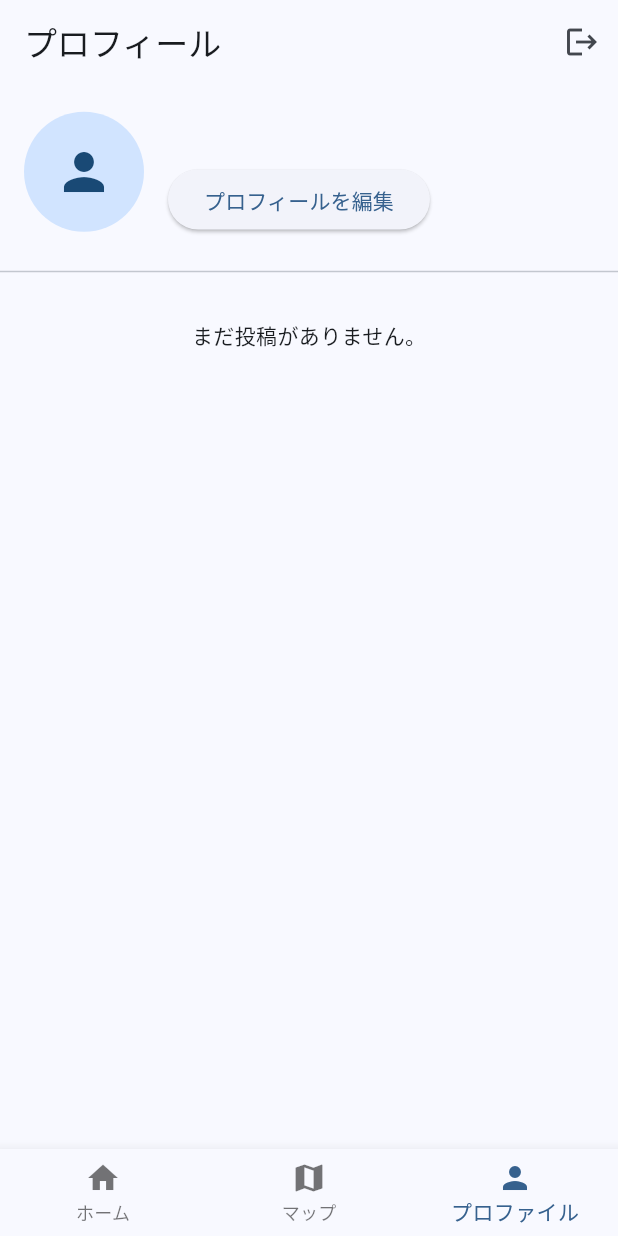
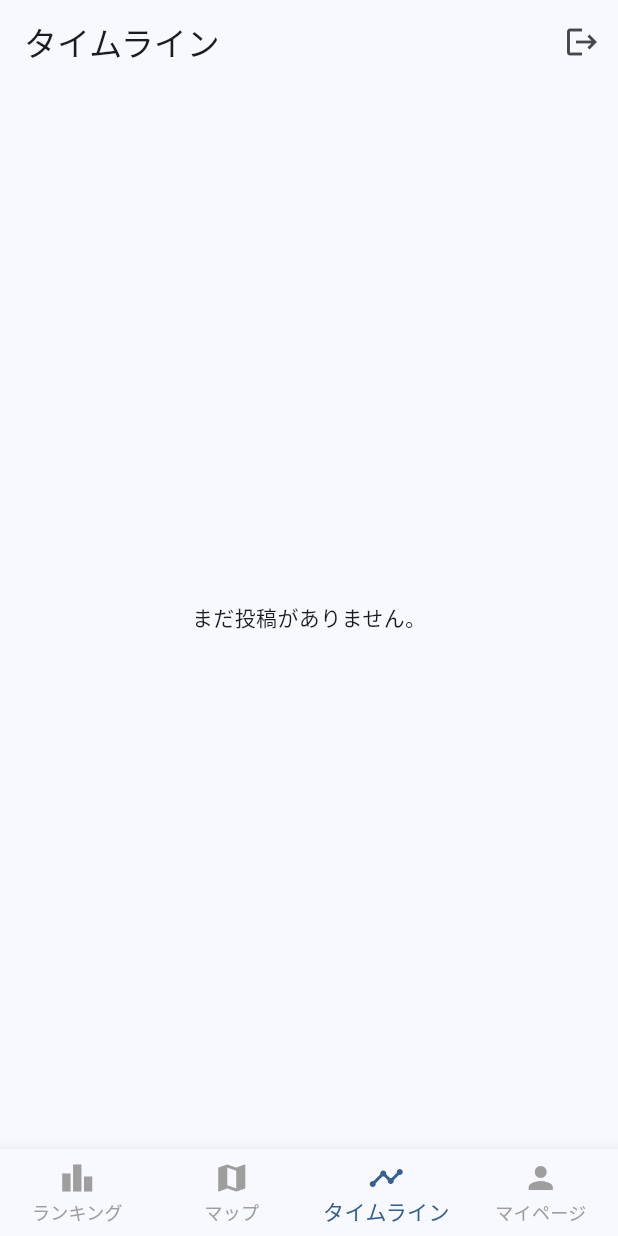
Before and after one commit to matusita0314/eging-map-app, a Flutter app: the screen it shows once a user with an empty profile is signed in, item 3 of the bottom bar chosen, on a phone screen of 412 x 824 dp. Run offline on Flutter 3.47's test engine with Material 3 defaults, Android fonts, the light colour scheme and no system bars; our stand-ins replace cloud_firestore, firebase_auth, firebase_core, firebase_storage, geolocator, google_maps_flutter and 1 more; accounts and stored records are empty.

Commit message:
refactor: Implement new 4-tab app scaffold

```diff
--- a/lib/app_scaffold.dart
+++ b/lib/app_scaffold.dart
@@ -1,7 +1,8 @@
 import 'package:flutter/material.dart';
-import 'home_page.dart';
+import 'ranking_page.dart';
+import 'timeline_page.dart';
 import 'map_page.dart';
-import 'profile_page.dart';
+import 'my_page.dart';
 import 'package:firebase_auth/firebase_auth.dart';
 
 class AppScaffold extends StatefulWidget {
@@ -13,26 +14,21 @@ class AppScaffold extends StatefulWidget {
 
 class _AppScaffoldState extends State<AppScaffold> {
   int _selectedIndex = 0;
-
-  // ログインしているユーザー情報を取得
   final _user = FirebaseAuth.instance.currentUser!;
-
-  // _pagesリストをStateの中に移動し、動的に生成するように変更
   late final List<Widget> _pages;
 
   @override
   void initState() {
     super.initState();
-    // ページリストを初期化
+    // 新しいページ構成
     _pages = <Widget>[
-      const HomePage(),
+      const RankingPage(),
       const MapPage(),
-      // ProfilePageに、ログインしている自分のユーザーIDを渡す
-      ProfilePage(userId: _user.uid),
+      const TimelinePage(),
+      MyPage(userId: _user.uid),
     ];
   }
 
-  // タブがタップされたときに呼ばれるメソッド
   void _onItemTapped(int index) {
     setState(() {
       _selectedIndex = index;
@@ -42,18 +38,35 @@ class _AppScaffoldState extends State<AppScaffold> {
   @override
   Widget build(BuildContext context) {
     return Scaffold(
-      // メインのコンテンツ表示部分
       body: _pages.elementAt(_selectedIndex),
-      // 下部のナビゲーションバー
       bottomNavigationBar: BottomNavigationBar(
-        // タブのアイテムリスト
+        // 新しいタブのアイテムリスト
         items: const <BottomNavigationBarItem>[
-          BottomNavigationBarItem(icon: Icon(Icons.home), label: 'ホーム'),
-          BottomNavigationBarItem(icon: Icon(Icons.map), label: 'マップ'),
-          BottomNavigationBarItem(icon: Icon(Icons.person), label: 'プロファイル'),
+          BottomNavigationBarItem(
+            icon: Icon(Icons.leaderboard),
+            label: 'ランキング',
+          ),
+          BottomNavigationBarItem(
+            icon: Icon(Icons.map),
+            label: 'マップ',
+          ),
+          BottomNavigationBarItem(
+            icon: Icon(Icons.timeline),
+            label: 'タイムライン',
+          ),
+          BottomNavigationBarItem(
+            icon: Icon(Icons.person),
+            label: 'マイページ',
+          ),
         ],
-        currentIndex: _selectedIndex, // 現在選択されているタブ
-        onTap: _onItemTapped, // タップされたときの処理
+        currentIndex: _selectedIndex,
+        onTap: _onItemTapped,
+        // タブが多くなったので、タイプをfixedに設定
+        type: BottomNavigationBarType.fixed,
+        // 選択されていないアイテムの色も指定
+        unselectedItemColor: Colors.grey,
+        // 選択されているアイテムの色を指定
+        selectedItemColor: Theme.of(context).primaryColor,
       ),
     );
   }
--- a/lib/profile_page.dart
+++ b/lib/my_page.dart
@@ -6,15 +6,15 @@ import 'post_detail_sheet.dart';
 import 'post_model.dart';
 import 'edit_profile_page.dart'; // プロフィール編集ページをインポート
 
-class ProfilePage extends StatefulWidget {
+class MyPage extends StatefulWidget {
   final String userId;
-  const ProfilePage({super.key, required this.userId});
+  const MyPage({super.key, required this.userId});
 
   @override
-  State<ProfilePage> createState() => _ProfilePageState();
+  State<MyPage> createState() => _MyPageState();
 }
 
-class _ProfilePageState extends State<ProfilePage> {
+class _MyPageState extends State<MyPage> {
   final _currentUser = FirebaseAuth.instance.currentUser!;
 
   // フォローしているかどうかを管理する状態変数
--- /dev/null
+++ b/lib/ranking_page.dart
@@ -0,0 +1,16 @@
+import 'package:flutter/material.dart';
+import 'common_app_bar.dart';
+
+class RankingPage extends StatelessWidget {
+  const RankingPage({super.key});
+
+  @override
+  Widget build(BuildContext context) {
+    return Scaffold(
+      appBar: CommonAppBar(title: 'ランキング'),
+      body: const Center(
+        child: Text('ランキング画面'),
+      ),
+    );
+  }
+}
--- a/lib/home_page.dart
+++ b/lib/timeline_page.dart
@@ -2,49 +2,41 @@ import 'package:cloud_firestore/cloud_firestore.dart';
 import 'package:flutter/material.dart';
 import 'package:intl/intl.dart';
 import 'common_app_bar.dart';
-import 'post_model.dart'; // Postモデルをインポート
-import 'profile_page.dart'; // ProfilePageをインポート
+import 'post_model.dart';
+import 'my_page.dart'; // my_page.dartをインポート
 import 'package:firebase_auth/firebase_auth.dart';
 import 'comment_page.dart';
 
-class HomePage extends StatelessWidget {
-  const HomePage({super.key});
+// ▼▼▼ クラス名をHomePageからTimelinePageに変更 ▼▼▼
+class TimelinePage extends StatelessWidget {
+  const TimelinePage({super.key});
 
   @override
   Widget build(BuildContext context) {
     return Scaffold(
       appBar: CommonAppBar(title: 'タイムライン'),
-      // StreamBuilderを使って、Firestoreの投稿をリアルタイムで表示
       body: StreamBuilder<QuerySnapshot>(
-        // 'posts'コレクションを'createdAt'フィールドの降順（新しい順）で監視
         stream: FirebaseFirestore.instance
             .collection('posts')
             .orderBy('createdAt', descending: true)
             .snapshots(),
         builder: (context, snapshot) {
-          // データ取得中のローディング表示
           if (snapshot.connectionState == ConnectionState.waiting) {
             return const Center(child: CircularProgressIndicator());
           }
-          // エラーが発生した場合の表示
           if (snapshot.hasError) {
             return Center(child: Text('エラー: ${snapshot.error}'));
           }
-          // データがまだない場合の表示
           if (!snapshot.hasData || snapshot.data!.docs.isEmpty) {
             return const Center(child: Text('まだ投稿がありません。'));
           }
 
-          // 取得したドキュメントのリスト
           final docs = snapshot.data!.docs;
 
-          // ListView.builderで、スクロール可能な投稿リストを作成
           return ListView.builder(
             itemCount: docs.length,
             itemBuilder: (context, index) {
-              // 各ドキュメントをPostモデルに変換
               final post = Post.fromFirestore(docs[index]);
-              // 投稿カードウィジェットを返す
               return _PostCard(post: post);
             },
           );
@@ -54,10 +46,9 @@ class HomePage extends StatelessWidget {
   }
 }
 
-// 投稿一つ分を表示するための、プライベートなカードウィジェット
+// _PostCardウィジェットは変更なし
 class _PostCard extends StatefulWidget {
   final Post post;
-
   const _PostCard({required this.post});
 
   @override
@@ -65,23 +56,17 @@ class _PostCard extends StatefulWidget {
 }
 
 class _PostCardState extends State<_PostCard> {
-  // いいねの状態を管理する変数
   bool _isLiked = false;
-  // いいねの数を管理する変数
   int _likeCount = 0;
-  // 現在のユーザー情報
   final _currentUser = FirebaseAuth.instance.currentUser!;
 
   @override
   void initState() {
     super.initState();
-    // 初期状態として、投稿のいいね数をセット
     _likeCount = widget.post.likeCount;
-    // 自分が既にいいねしているかチェック
     _checkIfLiked();
   }
 
-  // 自分が既にいいねしているかチェックするメソッド
   Future<void> _checkIfLiked() async {
     final doc = await FirebaseFirestore.instance
         .collection('posts')
@@ -96,9 +81,7 @@ class _PostCardState extends State<_PostCard> {
     }
   }
 
-  // いいね処理を実行するメソッド
   Future<void> _handleLike() async {
-    // 状態を先に画面に反映させる（UIの応答性を良くするため）
     setState(() {
       if (_isLiked) {
         _likeCount--;
@@ -109,18 +92,15 @@ class _PostCardState extends State<_PostCard> {
       }
     });
 
-    // Firestoreの更新処理
     final postRef = FirebaseFirestore.instance
         .collection('posts')
         .doc(widget.post.id);
     final likeRef = postRef.collection('likes').doc(_currentUser.uid);
 
     if (_isLiked) {
-      // いいねする場合
       await likeRef.set({'likedAt': Timestamp.now()});
       await postRef.update({'likeCount': FieldValue.increment(1)});
     } else {
-      // いいねを取り消す場合
       await likeRef.delete();
       await postRef.update({'likeCount': FieldValue.increment(-1)});
     }
@@ -130,18 +110,14 @@ class _PostCardState extends State<_PostCard> {
   Widget build(BuildContext context) {
     return Card(
       margin: const EdgeInsets.symmetric(horizontal: 8.0, vertical: 4.0),
-      elevation: 2,
       child: Column(
         crossAxisAlignment: CrossAxisAlignment.start,
         children: [
-          // ユーザー情報（アイコンと名前）
           GestureDetector(
             onTap: () {
-              // タップされたら、その投稿のユーザーIDを渡してプロフィール画面に移動
               Navigator.of(context).push(
                 MaterialPageRoute(
-                  // ▼▼▼ ここを修正 ▼▼▼
-                  builder: (context) => ProfilePage(userId: widget.post.userId),
+                  builder: (context) => MyPage(userId: widget.post.userId),
                 ),
               );
             },
@@ -150,18 +126,15 @@ class _PostCardState extends State<_PostCard> {
               child: Row(
                 children: [
                   CircleAvatar(
-                    // ▼▼▼ ここを修正 ▼▼▼
                     backgroundImage: widget.post.userPhotoUrl.isNotEmpty
                         ? NetworkImage(widget.post.userPhotoUrl)
                         : null,
-                    // ▼▼▼ ここを修正 ▼▼▼
                     child: widget.post.userPhotoUrl.isEmpty
                         ? const Icon(Icons.person)
                         : null,
                   ),
                   const SizedBox(width: 8),
                   Text(
-                    // ▼▼▼ ここを修正 ▼▼▼
                     widget.post.userName,
                     style: const TextStyle(fontWeight: FontWeight.bold),
                   ),
@@ -169,21 +142,17 @@ class _PostCardState extends State<_PostCard> {
               ),
             ),
           ),
-          // 投稿画像
           Image.network(
-            // ▼▼▼ ここを修正 ▼▼▼
             widget.post.imageUrl,
             width: double.infinity,
             height: 300,
             fit: BoxFit.cover,
           ),
-          // 釣果情報といいねボタン
           Padding(
             padding: const EdgeInsets.all(12.0),
             child: Column(
               crossAxisAlignment: CrossAxisAlignment.start,
               children: [
-                // ▼▼▼ ここを修正 ▼▼▼
                 Text(
                   '${widget.post.squidSize} cm',
                   style: const TextStyle(
@@ -192,7 +161,6 @@ class _PostCardState extends State<_PostCard> {
                   ),
                 ),
                 const SizedBox(height: 4),
-                // ▼▼▼ ここを修正 ▼▼▼
                 Text('ヒットエギ: ${widget.post.egiType}'),
                 const SizedBox(height: 8),
                 Row(
@@ -206,7 +174,6 @@ class _PostCardState extends State<_PostCard> {
                     ),
                     Row(
                       children: [
-                        // いいねボタン
                         IconButton(
                           icon: Icon(
                             _isLiked ? Icons.favorite : Icons.favorite_border,
@@ -215,9 +182,7 @@ class _PostCardState extends State<_PostCard> {
                           onPressed: _handleLike,
                         ),
                         Text('$_likeCount'),
-
                         const SizedBox(width: 8),
-                        // コメントボタン
                         IconButton(
                           icon: const Icon(
                             Icons.chat_bubble_outline,
```
